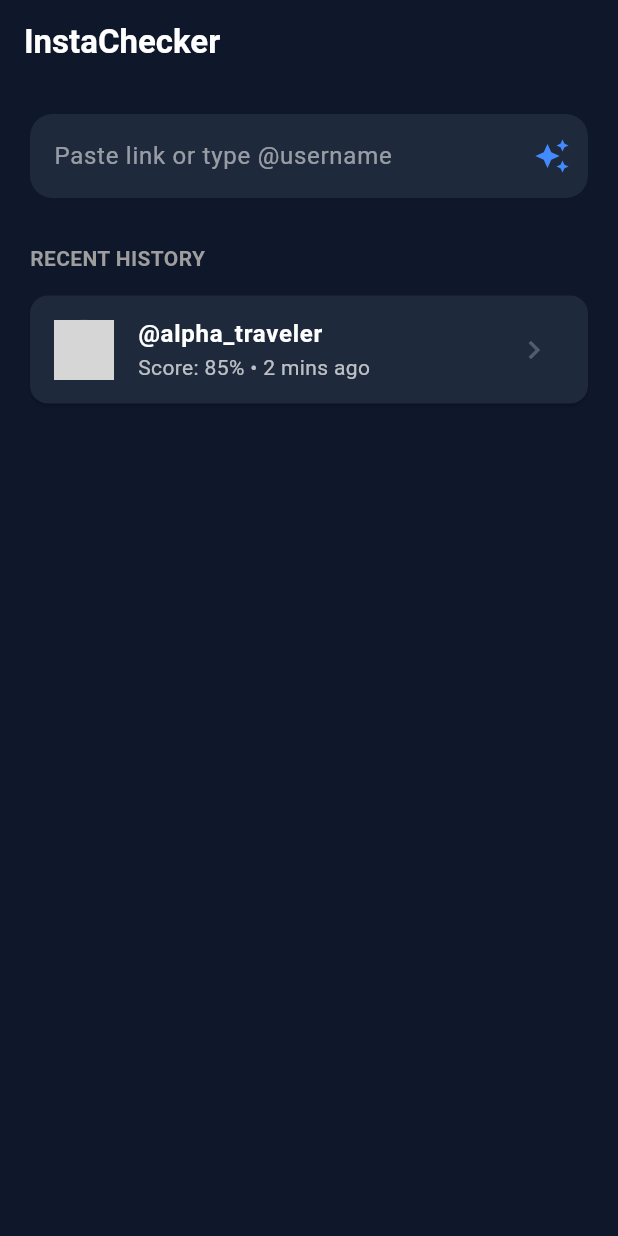
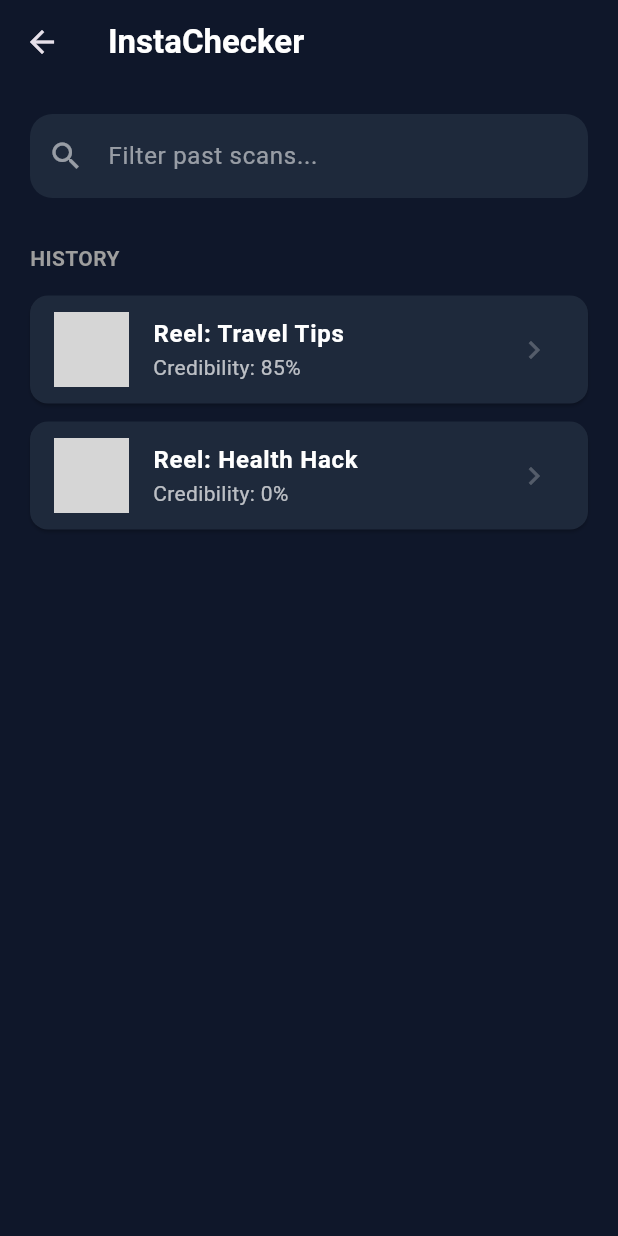
Before and after one commit to wringit/instachecker, a Flutter app: the HomeScreen screen opened directly, on a phone screen of 412 x 824 dp. Run offline on Flutter 3.47's test engine with Material 3 defaults, Android fonts, the phone set to English and light mode, and no system bars; our stand-ins replace app_links, sqflite; missing offline and left inert: any_link_preview, dart_sentiment, flutter_inappwebview, fuzzywuzzy, receive_sharing_intent; accounts and stored records are empty; network calls fail; grey boxes are pictures that could not be loaded.

Commit message:
faced a set back and lost progress, merging hopefully it will fix things

```diff
--- a/instachecker/lib/home_screen.dart
+++ b/instachecker/lib/home_screen.dart
@@ -12,97 +12,108 @@
 }
 
 class _HomeScreenState extends State<HomeScreen> {
-  final TextEditingController _searchController = TextEditingController();
+  final TextEditingController _filterController = TextEditingController();
   late StreamSubscription _intentDataStreamSubscription;
   bool _isAnalyzing = false;
+  String _searchQuery = "";
 
-  // initialization of scrapper code
   final AutoVerificationService _searchService = AutoVerificationService();
 
+  // History list
   List<Map<String, dynamic>> searchHistory = [
     {
-      "user": "alpha_traveler",
-      "profilePic": "https://i.pravatar.cc/150?u=alpha",
+      "user": "Reel: Travel Tips",
+      "profilePic": "https://i.pravatar.cc/150?u=reel1",
       "score": 0.85,
       "date": "2 mins ago",
-      "status": "Safe",
-      "reason": "Account shows consistent travel content with no flagged misinformation.",
-      "transcript": "Check out these hidden gems in Italy! Make sure to book early.",
+      "status": "Verified",
+      "reason": "The travel advisory mentioned is confirmed by official boards.",
+      "transcript": "Video claims Italy has opened a new visa-free path...",
       "sources": ["https://reuters.com", "https://apnews.com"]
+    },
+    {
+      "user": "Reel: Health Hack",
+      "profilePic": "https://i.pravatar.cc/150?u=reel2",
+      "score": 0.0,
+      "date": "1 hour ago",
+      "status": "Refuted",
+      "reason": "Medical professionals have flagged this hack as dangerous.",
+      "transcript": "Claiming that drinking salt water cures insomnia...",
+      "sources": ["https://mayoclinic.org"]
     },
   ];
 
   @override
   void initState() {
     super.initState();
-    // initial text (app opened from a share)
-    ReceiveSharingIntent.getInitialText().then((String? value) {
-      if (value != null) {
-        _handleAnalyze(value);
-      }
+
+    // Handling the Intent (The ONLY way to trigger a search)
+    ReceiveSharingIntent.getInitialText().then((value) {
+      if (value != null) _handleAnalyze(value);
     });
 
-    // text stream (app in background)
-    _intentDataStreamSubscription =
-        ReceiveSharingIntent.getTextStream().listen((String value) {
+    _intentDataStreamSubscription = ReceiveSharingIntent.getTextStream().listen((value) {
       _handleAnalyze(value);
-    }, onError: (err) {
-      debugPrint("getLinkStream error: $err");
+    }, onError: (err) => debugPrint("Sharing Error: $err"));
+
+    // Listen to the search bar for filtering ONLY
+    _filterController.addListener(() {
+      setState(() {
+        _searchQuery = _filterController.text.toLowerCase();
+      });
     });
   }
 
   @override
   void dispose() {
     _intentDataStreamSubscription.cancel();
-    _searchController.dispose();
+    _filterController.dispose();
     super.dispose();
   }
 
-  String? _extractUsername(String url) {
-    final RegExp regExp = RegExp(r"instagram\.com\/([a-zA-Z0-9_.]+)");
-    final match = regExp.firstMatch(url);
+// This now finds the ID even if there is extra text around it
+  String? _extractReelId(String text) {
+    // Looks for the ID after /reel/, /reels/, or /p/
+    final RegExp regExp = RegExp(r"instagram\.com\/(?:reel|reels|p)\/([a-zA-Z0-9_-]+)");
+    final match = regExp.firstMatch(text);
     return (match != null && match.groupCount >= 1) ? match.group(1) : null;
   }
 
   void _handleAnalyze(String input) async {
-    String? targetUser = input.contains("instagram.com")
-        ? _extractUsername(input)
-        : input.replaceAll("@", "");
+    // 1. Clean the input (Instagram often sends text + link)
+    String? reelId = _extractReelId(input);
 
-    if (targetUser == null || targetUser.isEmpty) {
-      ScaffoldMessenger.of(context).showSnackBar(
-        const SnackBar(content: Text("Invalid Instagram link or username")),
-      );
-      return;
+    // If we can't find a Reel ID, it might be a username search fallback
+    if (reelId == null && input.contains("@")) {
+       reelId = input.split("@").last.split(" ").first;
     }
+
+    if (reelId == null) return;
 
     setState(() { _isAnalyzing = true; });
 
-    // Google search & sentiment analysis
-    await _searchService.startAutomatedScan("Is Instagram user @$targetUser posting reliable information?");
-
-    // final report generated by the background logic
-    final report = _searchService.getFinalReport(targetUser);
+    // 2. Run the actual background scan
+    await _searchService.startAutomatedScan("Verify the claims in this Instagram content: $reelId");
+    final report = _searchService.getFinalReport(reelId);
 
     setState(() { _isAnalyzing = false; });
 
     if (!mounted) return;
 
+    // 3. Launch Result Screen
     Navigator.push(
       context,
       MaterialPageRoute(
         builder: (context) => ResultScreen(
-          username: targetUser,
-          profilePic: "https://unavatar.io/instagram/$targetUser",
-
-          // Mapping the verdict to a physical score
-          score: report['position'] == "Supported" ? 0.92 : 0.25,
+          username: "Reel: $reelId",
+          profilePic: "https://i.pravatar.cc/150?u=$reelId",
+          score: (report['position'] == "Refuted") ? 0.0 : 1.0,
           status: report['position'],
           reason: report['summary'],
-          transcript: "Analysis finished. Scanned ${report['ordered_sources'].length} sources found on the web regarding this user.",
-
-          // mapping the actual URLs the scraper discovered
-          sources: _searchService.verifiedResults.map((r) => r['url']!).toList(),
+          transcript: "Reel Analysis: ${report['summary']}",
+          sources: _searchService.verifiedResults.isNotEmpty
+              ? _searchService.verifiedResults.map((r) => r['url'] as String).toList()
+              : ["No sources found confirming these claims."],
         ),
       ),
     );
@@ -110,6 +121,11 @@
 
   @override
   Widget build(BuildContext context) {
+    // Logic to filter the list based on the search bar text
+    final filteredHistory = searchHistory.where((item) {
+      return item['user'].toLowerCase().contains(_searchQuery);
+    }).toList();
+
     return Scaffold(
       backgroundColor: const Color(0xFF0F172A),
       appBar: AppBar(
@@ -124,42 +140,55 @@
             child: Column(
               crossAxisAlignment: CrossAxisAlignment.start,
               children: [
-                // search bar
+                // SEARCH BAR: Now functions ONLY as a list filter
                 TextField(
-                  controller: _searchController,
+                  controller: _filterController,
                   style: const TextStyle(color: Colors.white),
                   decoration: InputDecoration(
-                    hintText: "Paste link or type @username",
+                    hintText: "Filter past scans...",
                     hintStyle: const TextStyle(color: Colors.white54),
+                    prefixIcon: const Icon(Icons.search, color: Colors.white54),
                     filled: true,
                     fillColor: const Color(0xFF1E293B),
                     border: OutlineInputBorder(borderRadius: BorderRadius.circular(15), borderSide: BorderSide.none),
-                    suffixIcon: IconButton(
-                      icon: const Icon(Icons.auto_awesome, color: Colors.blueAccent),
-                      onPressed: () => _handleAnalyze(_searchController.text),
                   ),
                 ),
-                  onSubmitted: _handleAnalyze,
-                ),
                 const SizedBox(height: 30),
-                const Text("RECENT HISTORY", style: TextStyle(color: Colors.grey, fontWeight: FontWeight.bold)),
+                const Text("HISTORY", style: TextStyle(color: Colors.grey, fontWeight: FontWeight.bold)),
                 const SizedBox(height: 15),
 
-                // history list
                 Expanded(
-                  child: ListView.builder(
-                    itemCount: searchHistory.length,
+                  child: filteredHistory.isEmpty
+                    ? const Center(child: Text("No matches found", style: TextStyle(color: Colors.white38)))
+                    : ListView.builder(
+                        itemCount: filteredHistory.length,
                         itemBuilder: (context, index) {
-                      final item = searchHistory[index];
+                          final item = filteredHistory[index];
                           return Card(
                             color: const Color(0xFF1E293B),
                             margin: const EdgeInsets.only(bottom: 12),
                             child: ListTile(
-                          leading: CircleAvatar(backgroundImage: NetworkImage(item['profilePic'])),
-                          title: Text("@${item['user']}", style: const TextStyle(color: Colors.white, fontWeight: FontWeight.bold)),
-                          subtitle: Text("Score: ${(item['score'] * 100).toInt()}% • ${item['date']}", style: const TextStyle(color: Colors.white70)),
+                              leading: Container(
+                                width: 50, height: 50,
+                                decoration: BoxDecoration(
+                                  borderRadius: BorderRadius.circular(8),
+                                  image: DecorationImage(image: NetworkImage(item['profilePic']), fit: BoxFit.cover),
+                                ),
+                              ),
+                              title: Text(item['user'], style: const TextStyle(color: Colors.white, fontWeight: FontWeight.bold)),
+                              subtitle: Text("Credibility: ${(item['score'] * 100).toInt()}%", style: const TextStyle(color: Colors.white70)),
                               trailing: const Icon(Icons.chevron_right, color: Colors.white24),
-                          onTap: () => _handleAnalyze(item['user']),
+                              onTap: () {
+                                Navigator.push(context, MaterialPageRoute(builder: (context) => ResultScreen(
+                                  username: item['user'],
+                                  profilePic: item['profilePic'],
+                                  score: item['score'],
+                                  status: item['status'],
+                                  reason: item['reason'],
+                                  transcript: item['transcript'],
+                                  sources: List<String>.from(item['sources']),
+                                )));
+                              },
                             ),
                           );
                         },
@@ -168,25 +197,16 @@
               ],
             ),
           ),
-
-          // scanning overlay
           if (_isAnalyzing)
             Container(
-              color: Colors.black.withValues(alpha: 0.86),
+              color: Colors.black.withOpacity(0.86),
               child: const Center(
                 child: Column(
                   mainAxisSize: MainAxisSize.min,
                   children: [
                     CircularProgressIndicator(color: Colors.blueAccent, strokeWidth: 5),
                     SizedBox(height: 20),
-                    Text(
-                      "ANALYZING TRANSCRIPT...",
-                      style: TextStyle(
-                        color: Colors.blueAccent,
-                        fontWeight: FontWeight.bold,
-                        letterSpacing: 1.5
-                      )
-                    ),
+                    Text("FACT-CHECKING SHARED REEL...", style: TextStyle(color: Colors.blueAccent, fontWeight: FontWeight.bold, letterSpacing: 1.5)),
                   ],
                 ),
               ),
```
Also changed, not shown: instachecker/lib/main.dart (+73 -37 lines), 8 other files. Lines whose indentation alone changed are shown as unchanged.
